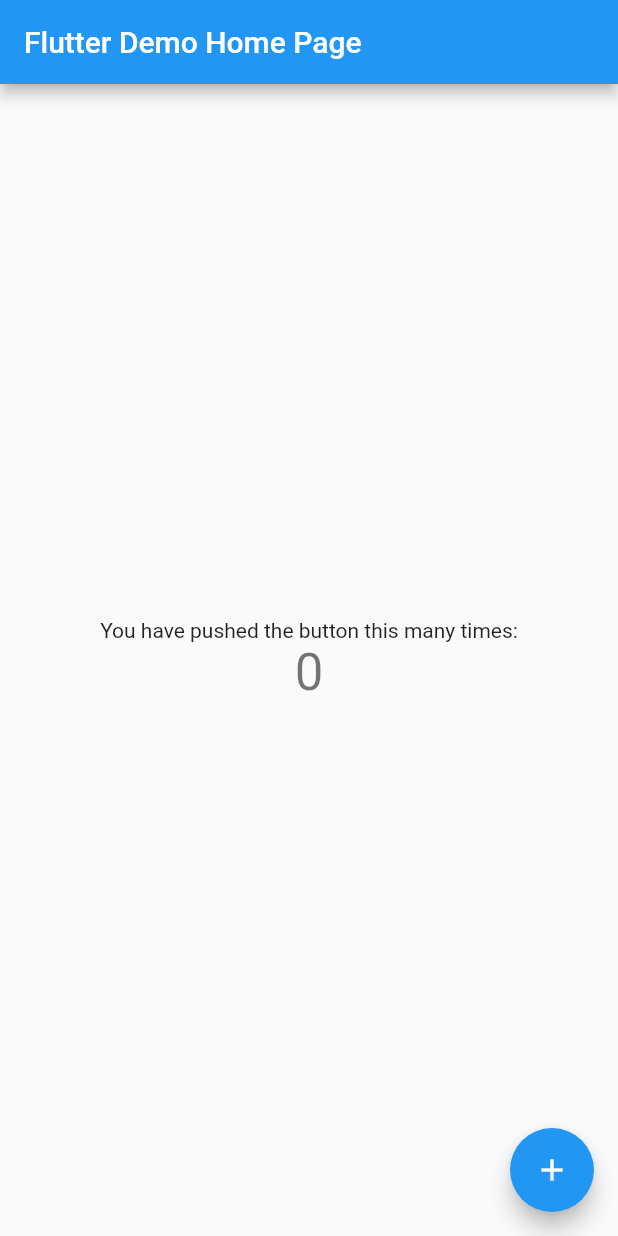
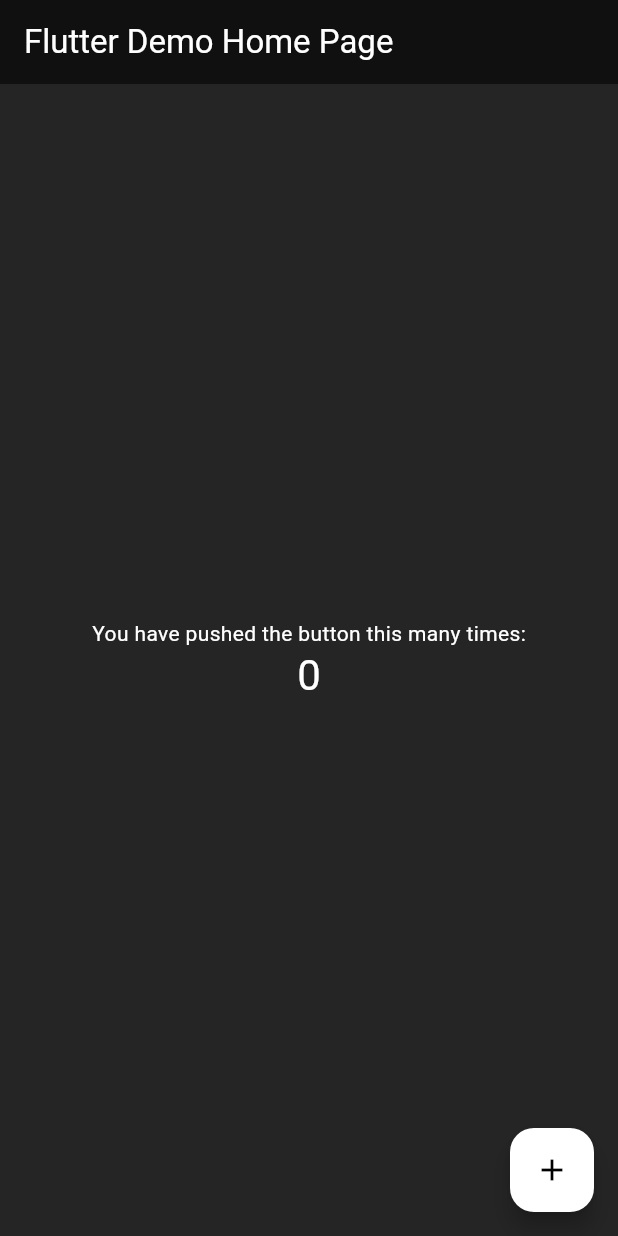
Before and after one commit to ketanvishwakarma/movie_app, a Flutter app: the screen it shows after launch, on a phone screen of 412 x 824 dp. Run offline on Flutter 3.47's test engine with Material 2 defaults, Android fonts, the phone set to English and light mode, and no system bars; statements that could not run were skipped.

Commit message:
Add: App Theme

```diff
--- /dev/null
+++ b/lib/core/styles/app_colors.dart
@@ -0,0 +1,44 @@
+import 'package:flutter/material.dart';
+
+class AppColors {
+  const AppColors._();
+
+  static MaterialColor primary = getMaterialColorFromColor(Colors.white);
+  static const primaryVariant = Color(0xFFAAAAAA);
+
+  static const backgroundVariant = Color(0xff252525);
+  static const background = Color(0xFF101010);
+
+  /// Returns a shade of a [Color] from a double value
+  ///
+  /// The 'darker' boolean determines whether the shade
+  /// should be .1 darker or lighter than the provided color
+  static Color getShade(Color color, {bool darker = false, double value = .1}) {
+    assert(value >= 0 && value <= 1, 'shade values must be between 0 and 1');
+
+    final hsl = HSLColor.fromColor(color);
+    final hslDark = hsl.withLightness(
+      (darker ? (hsl.lightness - value) : (hsl.lightness + value))
+          .clamp(0.0, 1.0),
+    );
+
+    return hslDark.toColor();
+  }
+
+  /// Returns a [MaterialColor] from a [Color] object
+  static MaterialColor getMaterialColorFromColor(Color color) {
+    final colorShades = <int, Color>{
+      50: getShade(color, value: 0.5),
+      100: getShade(color, value: 0.4),
+      200: getShade(color, value: 0.3),
+      300: getShade(color, value: 0.2),
+      400: getShade(color),
+      500: color, //Primary value
+      600: getShade(color, darker: true),
+      700: getShade(color, value: 0.15, darker: true),
+      800: getShade(color, value: 0.2, darker: true),
+      900: getShade(color, value: 0.25, darker: true),
+    };
+    return MaterialColor(color.value, colorShades);
+  }
+}
--- /dev/null
+++ b/lib/core/styles/app_theme.dart
@@ -0,0 +1,24 @@
+import 'package:flutter/material.dart';
+import 'package:movie_app/core/styles/app_colors.dart';
+
+class AppTheme {
+  const AppTheme._();
+
+  static ThemeData get darkTheme {
+    return ThemeData.from(
+      useMaterial3: true,
+      colorScheme: ColorScheme.dark(
+        primary: AppColors.primary,
+        background: AppColors.background,
+        onBackground: AppColors.primaryVariant,
+        surface: AppColors.backgroundVariant,
+        surfaceVariant: AppColors.backgroundVariant,
+        surfaceTint: Colors.transparent,
+      ),
+    ).copyWith(
+      appBarTheme: const AppBarTheme(
+        color: AppColors.background,
+      ),
+    );
+  }
+}
--- a/lib/main.dart
+++ b/lib/main.dart
@@ -1,4 +1,5 @@
 import 'package:flutter/material.dart';
+import 'package:movie_app/core/styles/app_theme.dart';
 
 void main() {
   runApp(const MyApp());
@@ -11,9 +12,7 @@ class MyApp extends StatelessWidget {
   Widget build(BuildContext context) {
     return MaterialApp(
       title: 'Flutter Demo',
-      theme: ThemeData(
-        primarySwatch: Colors.blue,
-      ),
+      theme: AppTheme.darkTheme,
       home: const MyHomePage(title: 'Flutter Demo Home Page'),
     );
   }
```
